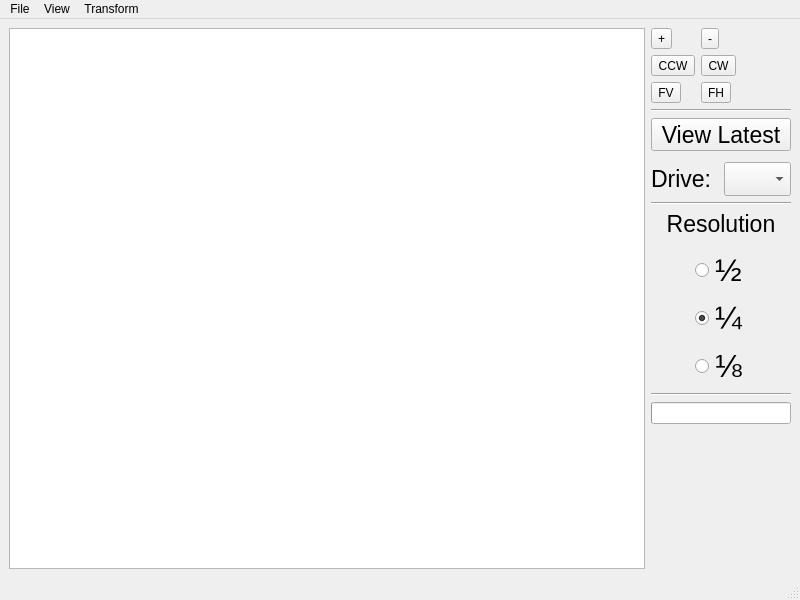
Qt form graphics_app.ui (EnSpec/HySpex-Quicklook-Viewer) before a commit.
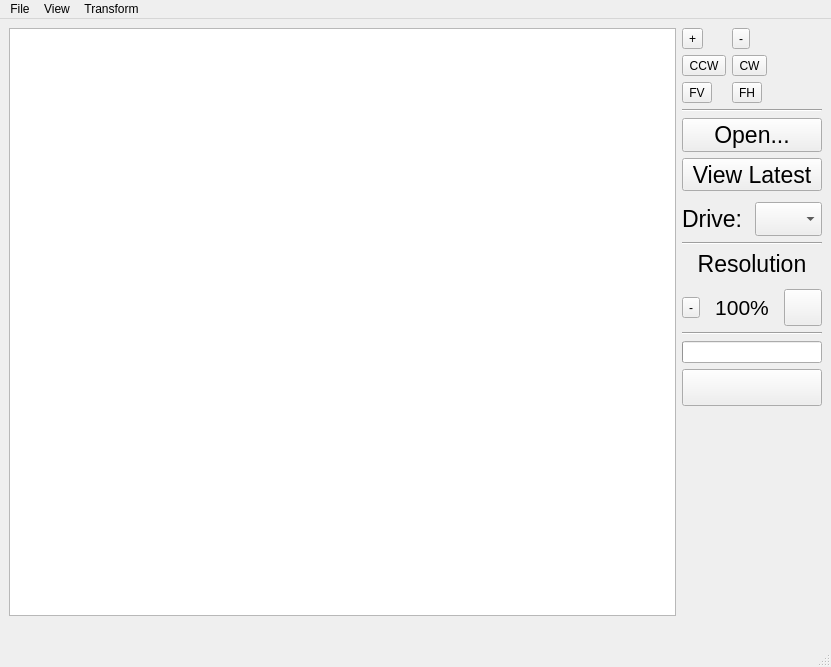
The same form after that commit. Icons and pictures are not drawn.

Commit message: streamlined load-resolution ui item and added feature to cancel .hyspex processing

The edit to the form file:
```diff
--- a/graphics_app.ui
+++ b/graphics_app.ui
@@ -6,8 +6,8 @@
    <rect>
     <x>0</x>
     <y>0</y>
-    <width>800</width>
-    <height>600</height>
+    <width>831</width>
+    <height>667</height>
    </rect>
   </property>
   <property name="windowTitle">
@@ -15,10 +15,7 @@
   </property>
   <widget class="QWidget" name="centralwidget">
    <layout class="QGridLayout" name="gridLayout">
-    <item row="0" column="0">
-     <widget class="QGraphicsView" name="graphicsView"/>
-    </item>
-    <item row="0" column="1">
+    <item row="0" column="2">
      <layout class="QVBoxLayout" name="verticalLayout_2">
       <property name="rightMargin">
        <number>0</number>
@@ -136,6 +133,18 @@
         </property>
        </widget>
       </item>
+      <item>
+       <widget class="QPushButton" name="openButton">
+        <property name="font">
+         <font>
+          <pointsize>17</pointsize>
+         </font>
+        </property>
+        <property name="text">
+         <string>Open...</string>
+        </property>
+       </widget>
+      </item>
       <item>
        <widget class="QToolButton" name="loadLatestButton">
         <property name="sizePolicy">
@@ -240,65 +249,51 @@
         <property name="topMargin">
          <number>6</number>
         </property>
-        <item row="4" column="2">
-         <widget class="QRadioButton" name="fourthScaleButton">
-          <property name="font">
-           <font>
-            <pointsize>24</pointsize>
-           </font>
-          </property>
+        <item row="1" column="2">
+         <widget class="QToolButton" name="scaleUpButton">
           <property name="text">
-           <string>¼</string>
+           <string/>
           </property>
-          <property name="checked">
-           <bool>true</bool>
+          <property name="icon">
+           <iconset>
+            <normaloff>Assets/icons8-plus-math-50.png</normaloff>Assets/icons8-plus-math-50.png</iconset>
           </property>
+          <property name="iconSize">
+           <size>
+            <width>30</width>
+            <height>30</height>
+           </size>
+          </property>
          </widget>
         </item>
-        <item row="3" column="2">
-         <widget class="QRadioButton" name="halfScaleButton">
-          <property name="font">
-           <font>
-            <pointsize>24</pointsize>
-           </font>
-          </property>
-          <property name="autoFillBackground">
-           <bool>false</bool>
-          </property>
+        <item row="1" column="0">
+         <widget class="QToolButton" name="scaleDownButton">
           <property name="text">
-           <string>½</string>
+           <string>-</string>
           </property>
           <property name="iconSize">
            <size>
-            <width>16</width>
-            <height>16</height>
+            <width>30</width>
+            <height>30</height>
            </size>
           </property>
          </widget>
         </item>
-        <item row="4" column="0">
-         <widget class="QLabel" name="label_2">
-          <property name="text">
-           <string/>
-          </property>
-         </widget>
-        </item>
-        <item row="5" column="2">
-         <widget class="QRadioButton" name="eigthScaleButton">
+        <item row="1" column="1">
+         <widget class="QLabel" name="scaleLabel">
           <property name="font">
            <font>
-            <pointsize>24</pointsize>
+            <pointsize>16</pointsize>
            </font>
           </property>
-          <property name="text">
-           <string>⅛</string>
+          <property name="layoutDirection">
+           <enum>Qt::LeftToRight</enum>
           </property>
-         </widget>
-        </item>
-        <item row="4" column="3">
-         <widget class="QLabel" name="label_3">
           <property name="text">
-           <string/>
+           <string>100%</string>
+          </property>
+          <property name="alignment">
+           <set>Qt::AlignCenter</set>
           </property>
          </widget>
         </item>
@@ -330,6 +325,40 @@
         </property>
        </widget>
       </item>
+      <item>
+       <widget class="QToolButton" name="cancelButton">
+        <property name="sizePolicy">
+         <sizepolicy hsizetype="Minimum" vsizetype="Fixed">
+          <horstretch>0</horstretch>
+          <verstretch>0</verstretch>
+         </sizepolicy>
+        </property>
+        <property name="font">
+         <font>
+          <pointsize>17</pointsize>
+         </font>
+        </property>
+        <property name="text">
+         <string/>
+        </property>
+        <property name="icon">
+         <iconset>
+          <normaloff>Assets/icons8-cancel-30.png</normaloff>Assets/icons8-cancel-30.png</iconset>
+        </property>
+        <property name="iconSize">
+         <size>
+          <width>30</width>
+          <height>30</height>
+         </size>
+        </property>
+        <property name="checkable">
+         <bool>false</bool>
+        </property>
+        <property name="toolButtonStyle">
+         <enum>Qt::ToolButtonIconOnly</enum>
+        </property>
+       </widget>
+      </item>
       <item>
        <layout class="QVBoxLayout" name="verticalLayout">
         <property name="topMargin">
@@ -352,6 +381,23 @@
       </item>
      </layout>
     </item>
+    <item row="0" column="1">
+     <layout class="QVBoxLayout" name="verticalLayout_3">
+      <property name="leftMargin">
+       <number>0</number>
+      </property>
+      <item>
+       <widget class="QGraphicsView" name="graphicsView"/>
+      </item>
+      <item>
+       <widget class="QLabel" name="fileLabel">
+        <property name="text">
+         <string/>
+        </property>
+       </widget>
+      </item>
+     </layout>
+    </item>
    </layout>
   </widget>
   <widget class="QMenuBar" name="menubar">
@@ -359,7 +405,7 @@
     <rect>
      <x>0</x>
      <y>0</y>
-     <width>800</width>
+     <width>831</width>
      <height>21</height>
     </rect>
    </property>
```
Left out of the diff: 4 changed lines with no effect on the pictures. The commit also changes 10 other files.
